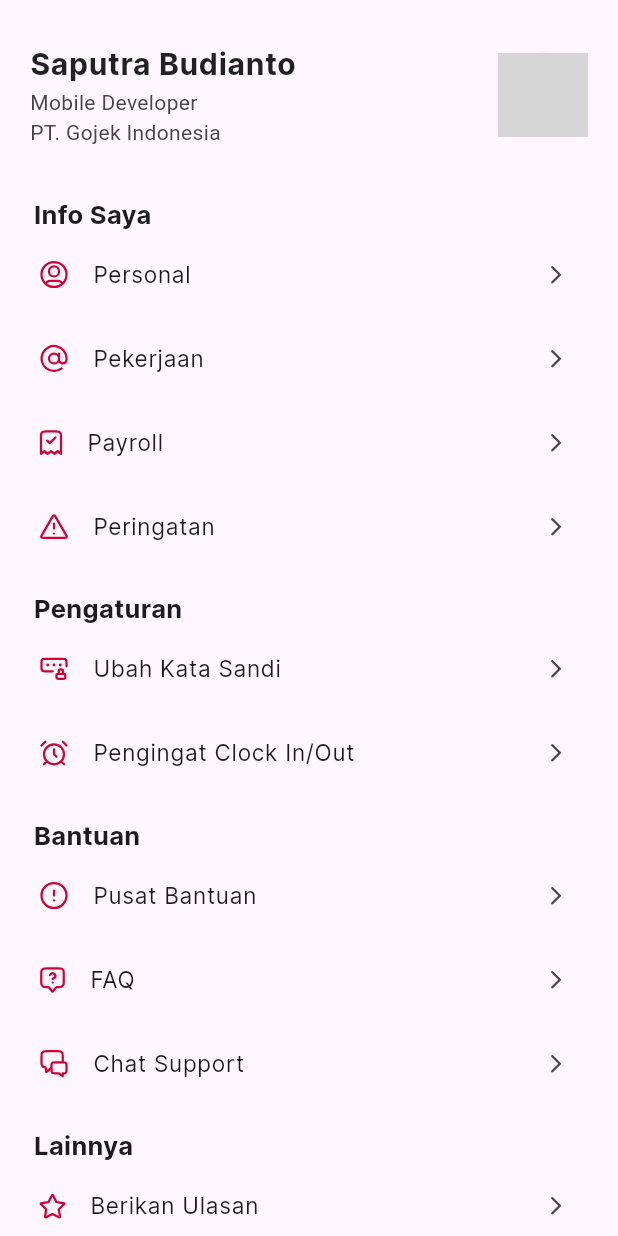
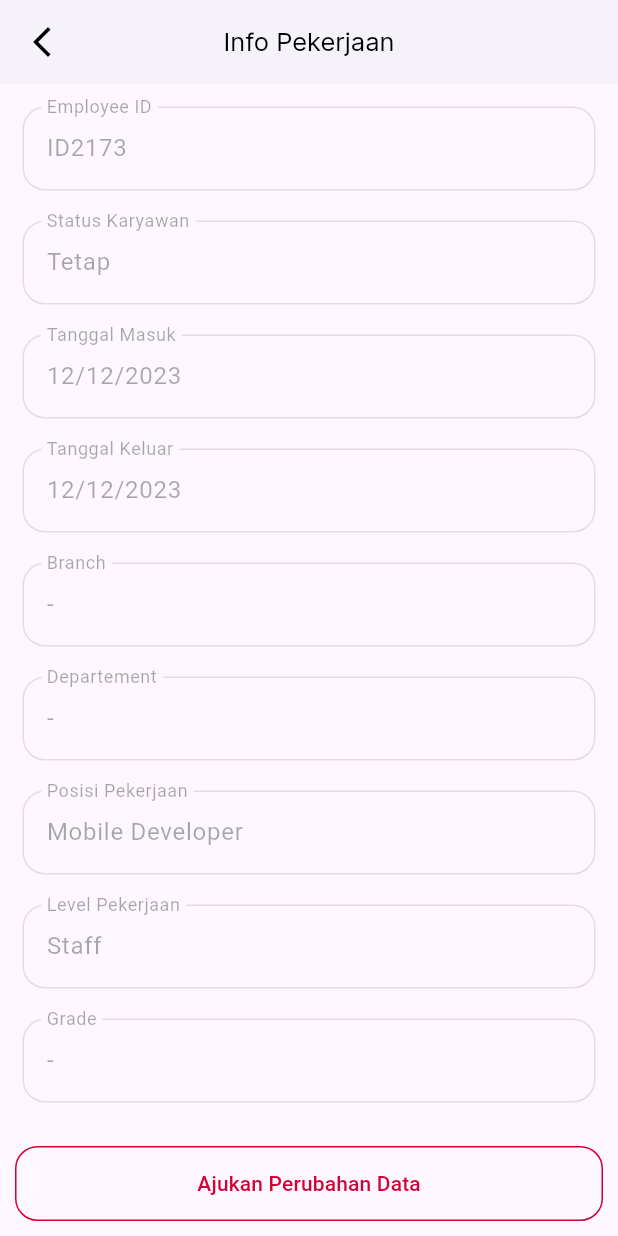
Before and after one commit to putrabudiantos/zainzo-people, a Flutter app: the Akun screen opened directly, after a tap on "Pekerjaan", on a phone screen of 412 x 824 dp. Run offline on Flutter 3.47's test engine with Material 2 defaults, Android fonts, the light colour scheme and no system bars; our stand-ins replace flutter_svg, geocoding, geolocator, google_maps_flutter, image_picker; network calls fail; project files that could hold a hidden picture were left out; grey boxes are pictures that could not be loaded.

Commit message:
menambah kelas profile pekerjaan

```diff
--- a/lib/src/profil/akun.dart
+++ b/lib/src/profil/akun.dart
@@ -4,6 +4,7 @@ import '../components/textstyle/title.dart';
 import 'package:zainozoho/src/profil/profileakun/profileakun.dart';
 import 'package:flutter_svg/flutter_svg.dart';
 import 'package:zainozoho/src/profil/personal/personal.dart';
+import 'package:zainozoho/src/profil/pekerjaan/pekerjaan.dart';
 
 class Akun extends StatefulWidget {
   const Akun({super.key});
@@ -61,7 +62,14 @@ class _AkunState extends State<Akun> {
 
             //Pekerjaan
             ListTile(
-              onTap: () {},
+              onTap: () {
+                Navigator.push(
+                  context,
+                  MaterialPageRoute(
+                    builder: (context) => const InfoPekerjaan(),
+                  ),
+                );
+              },
               minLeadingWidth: 12,
               leading: SvgPicture.asset('assets/icons/icon_pekerjaan.svg'),
               title: Text('Pekerjaan', style: styledata.smaller),
--- /dev/null
+++ b/lib/src/profil/pekerjaan/pekerjaan.dart
@@ -0,0 +1,86 @@
+import 'package:flutter/material.dart';
+
+import '../../components/appbar.dart';
+import '../../components/button.dart';
+import '../../components/inputtext.dart';
+
+class InfoPekerjaan extends StatefulWidget {
+  const InfoPekerjaan({super.key});
+
+  @override
+  State<InfoPekerjaan> createState() => _InfoPekerjaanState();
+}
+
+class _InfoPekerjaanState extends State<InfoPekerjaan> {
+  //inisialisasi text controller untuk info pekerjaan
+  final employeeidcontroller = TextEditingController(text: "ID2173");
+  final statuskaryawancontroller = TextEditingController(text: "Tetap");
+  final tanggalmasukcontroller = TextEditingController(text: "12/12/2023");
+  final tanggalkeluarcontroller = TextEditingController(text: "12/12/2023");
+  final branchcontroller = TextEditingController(text: "-");
+  final departementcontroller = TextEditingController(text: "-");
+  final posisipekerjaancontroller =
+      TextEditingController(text: "Mobile Developer");
+  final levelpekerjaancontroller = TextEditingController(text: "Staff");
+  final gradecontroller = TextEditingController(text: '-');
+  final schedulecontroller = TextEditingController(text: "-");
+  final kelascontroller = TextEditingController(text: "-");
+  final approvelinecontroller = TextEditingController(text: "Indra Kusuma");
+
+  //inisialisasi objek untuk kelas KAppBar, KTextField, dan KButton
+  final appbarcomponents = KAppBar();
+  final textfield = KTextField();
+  final button = KButton();
+  @override
+  Widget build(BuildContext context) {
+    return Scaffold(
+      appBar:
+          appbarcomponents.appbar(context: context, titles: 'Info Pekerjaan'),
+      body: ListView(
+        padding: const EdgeInsets.all(15),
+        children: [
+          textfield.personaldata(
+              controllers: employeeidcontroller, label: "Employee ID"),
+          const SizedBox(height: 20),
+          textfield.personaldata(
+              controllers: statuskaryawancontroller, label: "Status Karyawan"),
+          const SizedBox(height: 20),
+          textfield.personaldata(
+              controllers: tanggalmasukcontroller, label: "Tanggal Masuk"),
+          const SizedBox(height: 20),
+          textfield.personaldata(
+              controllers: tanggalkeluarcontroller, label: "Tanggal Keluar"),
+          const SizedBox(height: 20),
+          textfield.personaldata(
+              controllers: branchcontroller, label: "Branch"),
+          const SizedBox(height: 20),
+          textfield.personaldata(
+              controllers: departementcontroller, label: "Departement"),
+          const SizedBox(height: 20),
+          textfield.personaldata(
+              controllers: posisipekerjaancontroller,
+              label: "Posisi Pekerjaan"),
+          const SizedBox(height: 20),
+          textfield.personaldata(
+              controllers: levelpekerjaancontroller, label: "Level Pekerjaan"),
+          const SizedBox(height: 20),
+          textfield.personaldata(controllers: gradecontroller, label: "Grade"),
+          const SizedBox(height: 20),
+          textfield.personaldata(
+              controllers: schedulecontroller, label: "Class"),
+          const SizedBox(height: 20),
+          textfield.personaldata(
+              controllers: gradecontroller, label: "Schedule"),
+          const SizedBox(height: 20),
+          textfield.personaldata(
+              controllers: approvelinecontroller, label: "Approval Line"),
+        ],
+      ),
+      bottomNavigationBar: Padding(
+        padding: const EdgeInsets.all(10),
+        child:
+            button.kOutlineButton(titles: "Ajukan Perubahan Data", func: () {}),
+      ),
+    );
+  }
+}
```
